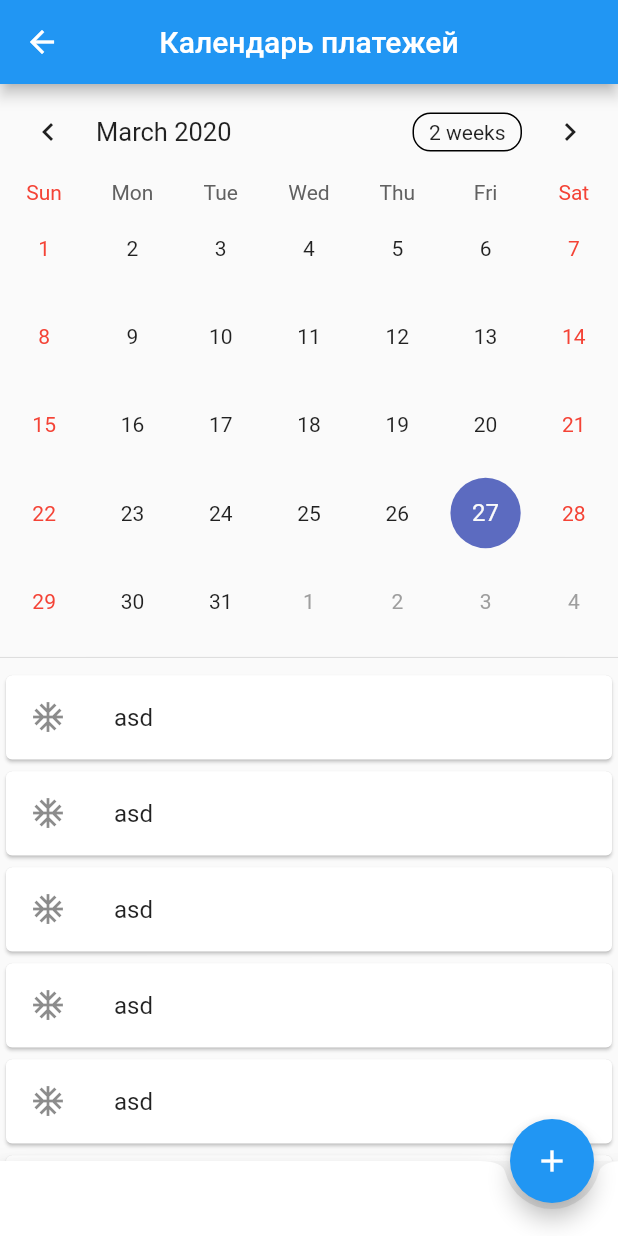
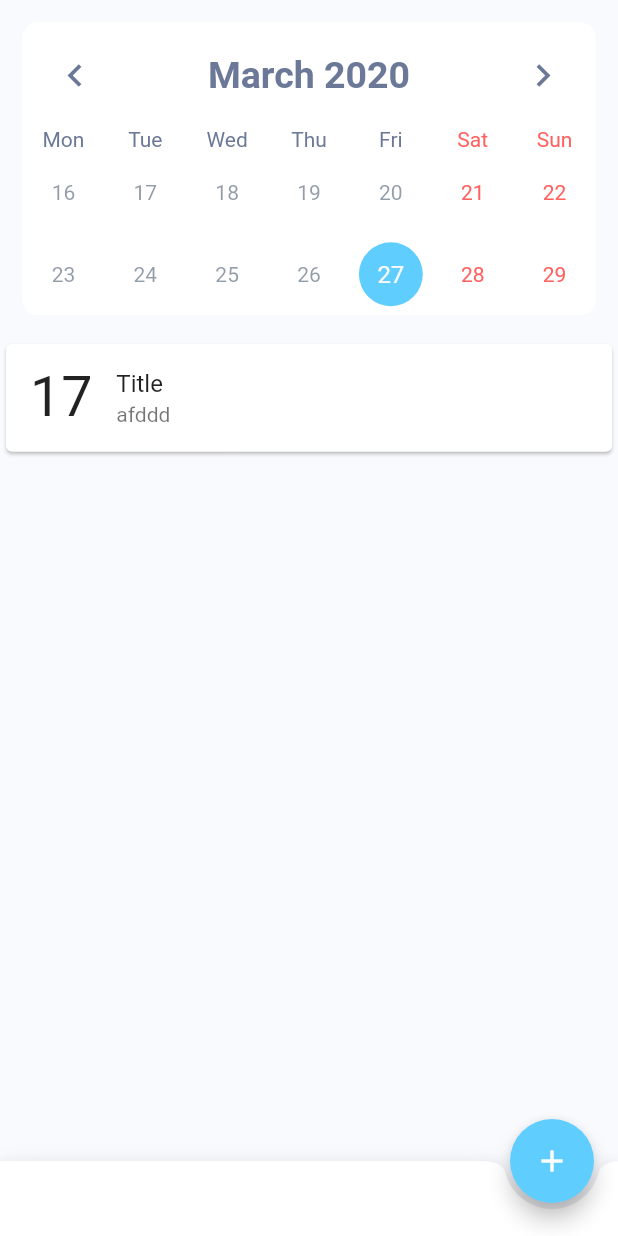
Before and after one commit to uvaissov/calendar, a Flutter app: the _HomeMobile screen opened directly with empty values, on a phone screen of 412 x 824 dp. Run offline on Flutter 3.47's test engine with Material 2 defaults, Android fonts, the phone set to English and light mode, and no system bars; drawn by our look-alikes of table_calendar; our stand-ins replace cloud_firestore, equatable, firebase_auth, get_it, logger, provider_architecture and 1 more; accounts and stored records are empty; network calls fail.

Commit message:
CardContainer, Calendar style

```diff
--- a/lib/core/services/firestore_service.dart
+++ b/lib/core/services/firestore_service.dart
@@ -1,6 +1,5 @@
 import 'dart:async';
 
-import 'package:calendar/core/models/document.dart';
 import 'package:calendar/core/models/document.dart';
 import 'package:calendar/core/models/user.dart';
 import 'package:cloud_firestore/cloud_firestore.dart';
--- a/lib/shared/app_colors.dart
+++ b/lib/shared/app_colors.dart
@@ -1,6 +1,12 @@
 import 'package:flutter/material.dart';
 
-const Color lightGrey = Color.fromARGB(255,61,63,69);
-const Color darkGrey = Color.fromARGB(255,18,18,19);
-const Color primaryColor =  Color.fromARGB(255, 9, 202, 172);
-const Color backgroundColor = Color.fromARGB(255, 26, 27, 30);
+const Color blueColor = Color.fromRGBO(96, 205, 255, 1);
+const Color blueColorLigth = Color.fromRGBO(96, 205, 255, 0.536);
+const Color redColor = Color.fromRGBO(255, 98, 96, 1);
+const Color greenColor = Color.fromRGBO(59, 222, 134, 1);
+const Color whiteColor = Color.fromRGBO(255, 255, 255, 1);
+const Color textColor = Color.fromRGBO(107, 120, 151, 1);
+const Color textColorLight = Color.fromRGBO(162, 171, 191, 1);
+const Color dayColor = Color.fromRGBO(52, 72, 94, 0.536);
+const Color dayColorLight = Color.fromRGBO(255, 228, 231, 1);
+const Color backgroundColor = Color.fromRGBO(249, 250, 254, 1);
--- a/lib/views/add_and_edit/add_and_edit_mobile.dart
+++ b/lib/views/add_and_edit/add_and_edit_mobile.dart
@@ -1,11 +1,6 @@
 part of add_and_edit_view;
 
-class _AddAndEditMobile extends StatelessWidget {
-  final AddAndEditViewModel viewModel;
-  final titleController = TextEditingController();
-  _AddAndEditMobile(this.viewModel);
-
-  List<Step> steps = [
+List<Step> steps = [
     Step(
       title: const Text('New Account'),
       isActive: true,
@@ -50,6 +45,13 @@ class _AddAndEditMobile extends StatelessWidget {
     ),
   ];
 
+class _AddAndEditMobile extends StatelessWidget {
+  final AddAndEditViewModel viewModel;
+  final titleController = TextEditingController();
+  _AddAndEditMobile(this.viewModel);
+
+
+
   @override
   Widget build(BuildContext context) {
     return Scaffold(
--- a/lib/views/home/home_mobile.dart
+++ b/lib/views/home/home_mobile.dart
@@ -1,6 +1,6 @@
 part of home_view;
 
-
+final items = List<String>.generate(10, (i) => "Item ${i+1}");
 
 class _HomeMobile extends StatelessWidget {
   final HomeViewModel viewModel;
@@ -8,83 +8,117 @@ class _HomeMobile extends StatelessWidget {
 
   _HomeMobile(this.viewModel);
 
-  BoxDecoration myBoxDecoration() {
-  return BoxDecoration(
-    border: Border.all( color: Colors.grey[200], width: 2 ),
-    borderRadius: BorderRadius.all(
-        Radius.circular(5.0) //         <--- border radius here
-    )
-  );
-}
-
   @override
   Widget build(BuildContext context) {
     return Scaffold(
-      appBar: AppBar(centerTitle: true, title: Text('Календарь платежей'),),
-      body: Center(
-        child: Column(
-          mainAxisAlignment: MainAxisAlignment.start,
+      backgroundColor: backgroundColor,
+      body: SafeArea(
+        child: ListView(
           children: <Widget>[
-            Container(
+            CardContainer(
                 child: CalendarW(),
             ),
-            Divider(),
-            Expanded(
-              //height: 170,
-              child: ListView(
-                //padding: const EdgeInsets.all(8),
-                children: <Widget>[
             Card(
                 child: ListTile(
-                      leading: Icon(Icons.ac_unit),
-                      title: Text('asd'),
+                    leading: Text('17', style: TextStyle(fontSize: 37),),
+                    title: Text('Title ' ),
+                    subtitle: Text('afddd'),
                     onTap: () {
                       print('Sun');
-                      }
-                  )),
-                  Card(
-                    child: ListTile(
-                    leading: Icon(Icons.ac_unit),
-                    title: Text('asd'),
-                  )),
-                  Card(
-                    child: ListTile(
-                    leading: Icon(Icons.ac_unit),
-                    title: Text('asd'),
-                  )),
-                  Card(
-                    child: ListTile(
-                    leading: Icon(Icons.ac_unit),
-                    title: Text('asd'),
-                  )),
-                  Card(
-                    child: ListTile(
-                    leading: Icon(Icons.ac_unit),
-                    title: Text('asd'),
-                  )),
-                  Card(
-                    child: ListTile(
-                    leading: Icon(Icons.ac_unit),
-                    title: Text('asd'),
-                  )),
+                    }))
           ],
-              ),)
 
-          ],
         ),
       ),
       bottomNavigationBar: BottomAppBar(
         shape: const CircularNotchedRectangle(),
-        child: Container(height: 50.0,),
+        child: Container(
+          height: 50.0,
+        ),
       ),
       floatingActionButton: FloatingActionButton(
-        onPressed: (){
+        onPressed: () {
           _navigationService.navigateTo(AddAndEditViewRoute);
         },
         tooltip: 'Increment',
+        backgroundColor: blueColor,
         child: Icon(Icons.add),
       ),
       floatingActionButtonLocation: FloatingActionButtonLocation.endDocked,
     );
   }
+
+  // Widget build(BuildContext context) {
+  //   return Scaffold(
+  //     //appBar: AppBar(centerTitle: true, title: Text('Календарь платежей'),),
+  //     body: SafeArea(
+  //       child: Container(
+  //         padding: EdgeInsets.symmetric( horizontal: 8 ),
+  //         child: Column(
+  //           mainAxisAlignment: MainAxisAlignment.start,
+  //           children: <Widget>[
+  //             Container(
+  //               child: CalendarW(),
+  //             ),
+  //             Divider(),
+  //             Expanded(
+  //               //height: 170,
+  //               child: ListView(
+  //                 //padding: const EdgeInsets.all(8),
+  //                 children: <Widget>[
+  //                   Card(
+  //                       child: ListTile(
+  //                           leading: Icon(Icons.ac_unit),
+  //                           title: Text('asd'),
+  //                           onTap: () {
+  //                             print('Sun');
+  //                           })),
+  //                   Card(
+  //                       child: ListTile(
+  //                     leading: Icon(Icons.ac_unit),
+  //                     title: Text('asd'),
+  //                   )),
+  //                   Card(
+  //                       child: ListTile(
+  //                     leading: Icon(Icons.ac_unit),
+  //                     title: Text('asd'),
+  //                   )),
+  //                   Card(
+  //                       child: ListTile(
+  //                     leading: Icon(Icons.ac_unit),
+  //                     title: Text('asd'),
+  //                   )),
+  //                   Card(
+  //                       child: ListTile(
+  //                     leading: Icon(Icons.ac_unit),
+  //                     title: Text('asd'),
+  //                   )),
+  //                   Card(
+  //                       child: ListTile(
+  //                     leading: Icon(Icons.ac_unit),
+  //                     title: Text('asd'),
+  //                   )),
+  //                 ],
+  //               ),
+  //             )
+  //           ],
+  //         ),
+  //       ),
+  //     ),
+  //     bottomNavigationBar: BottomAppBar(
+  //       shape: const CircularNotchedRectangle(),
+  //       child: Container(
+  //         height: 50.0,
+  //       ),
+  //     ),
+  //     floatingActionButton: FloatingActionButton(
+  //       onPressed: () {
+  //         _navigationService.navigateTo(AddAndEditViewRoute);
+  //       },
+  //       tooltip: 'Increment',
+  //       child: Icon(Icons.add),
+  //     ),
+  //     floatingActionButtonLocation: FloatingActionButtonLocation.endDocked,
+  //   );
+  // }
 }
--- a/lib/views/home/home_view.dart
+++ b/lib/views/home/home_view.dart
@@ -3,7 +3,9 @@ library home_view;
 import 'package:calendar/constants/route_names.dart';
 import 'package:calendar/core/locator.dart';
 import 'package:calendar/core/services/navigator_service.dart';
+import 'package:calendar/shared/app_colors.dart';
 import 'package:calendar/widgets/CalendarW.dart';
+import 'package:calendar/widgets/CardContainer.dart';
 import 'package:provider_architecture/provider_architecture.dart';
 import 'package:responsive_builder/responsive_builder.dart';
 import 'package:flutter/material.dart';
--- a/lib/views/login/login_view_model.dart
+++ b/lib/views/login/login_view_model.dart
@@ -39,7 +39,7 @@ class LoginViewModel extends BaseViewModel {
       }
     } else {
       await _dialogService.showDialog(
-        title: 'Login Failure',
+        title: 'Ошибка при авторизации',
         description: result,
       );
     }
--- a/lib/widgets/CalendarW.dart
+++ b/lib/widgets/CalendarW.dart
@@ -1,3 +1,4 @@
+import 'package:calendar/shared/app_colors.dart';
 import 'package:flutter/material.dart';
 
 import 'package:table_calendar/table_calendar.dart';
@@ -26,6 +27,28 @@ class _CalendarWState extends State<CalendarW> {
   @override
   Widget build(BuildContext context) {
     return TableCalendar(
+      initialCalendarFormat: CalendarFormat.twoWeeks,
+      startingDayOfWeek: StartingDayOfWeek.monday,
+      daysOfWeekStyle: DaysOfWeekStyle(
+        weekdayStyle: TextStyle(color: textColor),
+        weekendStyle: TextStyle(color: redColor),
+      ),
+      headerStyle: HeaderStyle(
+        titleTextStyle: TextStyle(color: textColor, fontSize: 25, fontWeight: FontWeight.w600),
+        centerHeaderTitle: true,
+        formatButtonVisible: false,
+        leftChevronIcon: Icon(Icons.chevron_left, color: textColor,size: 30,),
+        rightChevronIcon: Icon(Icons.chevron_right, color: textColor,size: 30,)
+      ),
+      calendarStyle: CalendarStyle(
+        selectedColor: blueColor,
+        todayColor: blueColorLigth,
+        weekdayStyle: TextStyle(color: dayColor),
+        weekendStyle: TextStyle(color: redColor),
+        outsideStyle: TextStyle(color: dayColorLight),
+        outsideHolidayStyle: TextStyle(color: dayColorLight),
+        outsideWeekendStyle: TextStyle(color: dayColorLight),
+      ),
       calendarController: _calendarController,
     );
   }
--- /dev/null
+++ b/lib/widgets/CardContainer.dart
@@ -0,0 +1,19 @@
+import 'package:calendar/shared/app_colors.dart';
+import 'package:flutter/material.dart';
+
+class CardContainer extends StatelessWidget {
+  final Widget child;
+  const CardContainer({this.child});
+
+  @override
+  Widget build(BuildContext context) {
+    return Container(
+                margin: EdgeInsets.all(15),
+                decoration: BoxDecoration(
+                  color: whiteColor,
+                  borderRadius: BorderRadius.circular(10),
+                ),
+                child: child,
+              );
+  }
+}
```
Lines whose indentation alone changed are shown as unchanged.
